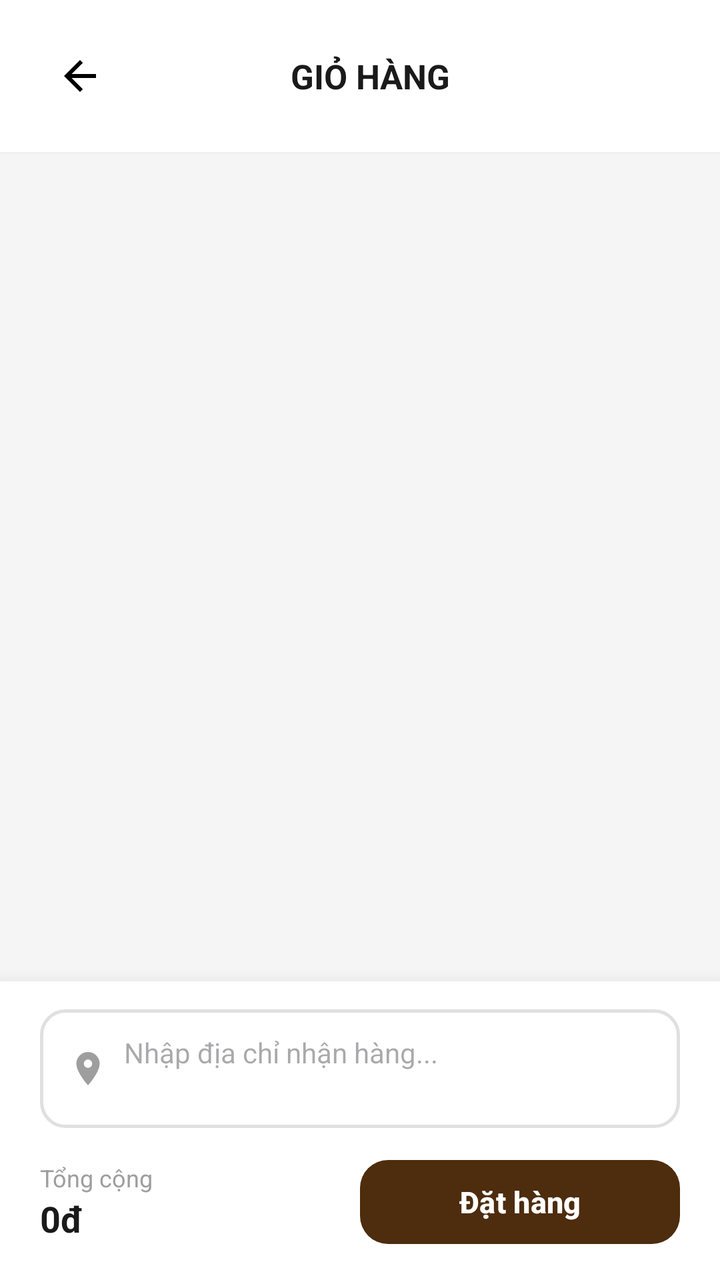
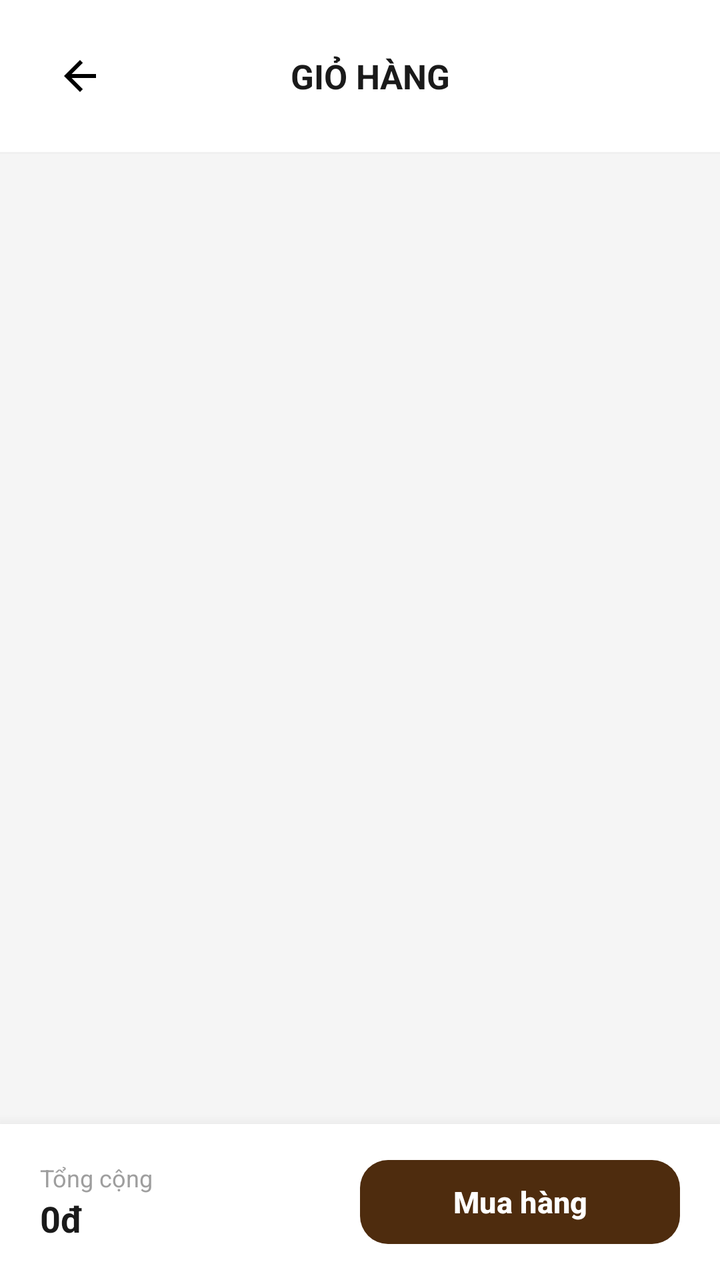

An Android layout rendered at two revisions. The XML below is the earlier revision; the diff shows what the commit changed to produce the second picture.
<!-- AndroidManifest.xml: application theme Theme.CuoiKi2 -->
<!-- res/layout/activity_cart.xml -->
<?xml version="1.0" encoding="utf-8"?>
<LinearLayout xmlns:android="http://schemas.android.com/apk/res/android"
    xmlns:app="http://schemas.android.com/apk/res-auto"
    android:layout_width="match_parent"
    android:layout_height="match_parent"
    android:orientation="vertical"
    android:background="#FFF5F5F5">

    
    <LinearLayout
        android:layout_width="match_parent"
        android:layout_height="wrap_content"
        android:background="@android:color/white"
        android:orientation="horizontal"
        android:paddingHorizontal="16dp"
        android:paddingVertical="14dp"
        android:gravity="center_vertical">
        <ImageButton
            android:id="@+id/btn_back"
            android:layout_width="48dp"
            android:layout_height="48dp"
            android:background="@drawable/bg_circle_white"
            android:src="@drawable/ic_back"
            android:padding="8dp"
            android:contentDescription="Quay lại" />
        <TextView
            android:layout_width="0dp"
            android:layout_height="wrap_content"
            android:layout_weight="1"
            android:text="GIỎ HÀNG"
            android:textSize="17sp"
            android:textStyle="bold"
            android:textColor="#1A1A1A"
            android:gravity="center" />
        <View android:layout_width="38dp" android:layout_height="38dp" />
    </LinearLayout>

    <View android:layout_width="match_parent" android:layout_height="1dp" android:background="#F0F0F0" />

    
    <LinearLayout
        android:id="@+id/layout_empty"
        android:layout_width="match_parent"
        android:layout_height="0dp"
        android:layout_weight="1"
        android:orientation="vertical"
        android:gravity="center"
        android:visibility="gone">
        <TextView android:layout_width="wrap_content" android:layout_height="wrap_content"
            android:text="@string/emoji_cart" android:textSize="48sp" />
        <TextView android:layout_width="wrap_content" android:layout_height="wrap_content"
            android:layout_marginTop="12dp"
            android:text="Giỏ hàng trống"
            android:textSize="16sp" android:textColor="#9E9E9E" android:textStyle="bold" />
        <TextView android:layout_width="wrap_content" android:layout_height="wrap_content"
            android:text="Hãy thêm sản phẩm yêu thích!"
            android:textSize="13sp" android:textColor="#BDBDBD" />
    </LinearLayout>

    <androidx.recyclerview.widget.RecyclerView
        android:id="@+id/rv_cart"
        android:layout_width="match_parent"
        android:layout_height="0dp"
        android:layout_weight="1"
        android:padding="12dp"
        android:clipToPadding="false" />

    
    <LinearLayout
        android:layout_width="match_parent"
        android:layout_height="wrap_content"
        android:background="@android:color/white"
        android:orientation="vertical"
        android:paddingHorizontal="20dp"
        android:paddingVertical="14dp"
        android:elevation="12dp">

        <LinearLayout
            android:layout_width="match_parent"
            android:layout_height="wrap_content"
            android:orientation="horizontal"
            android:gravity="center_vertical"
            android:background="@drawable/bg_address_field"
            android:paddingHorizontal="14dp"
            android:paddingVertical="12dp">
            <ImageView
                android:layout_width="20dp"
                android:layout_height="20dp"
                android:src="@drawable/ic_location"
                app:tint="@color/tint_gray"
                android:contentDescription="Địa chỉ" />
            <EditText
                android:id="@+id/et_address"
                android:layout_width="0dp"
                android:layout_height="wrap_content"
                android:layout_weight="1"
                android:layout_marginStart="8dp"
                android:hint="Nhập địa chỉ nhận hàng..."
                android:textSize="14sp"
                android:background="@null"
                android:minLines="2"
                android:gravity="top"
                android:inputType="textMultiLine" />
        </LinearLayout>

        <LinearLayout
            android:layout_width="match_parent"
            android:layout_height="wrap_content"
            android:layout_marginTop="12dp"
            android:orientation="horizontal"
            android:gravity="center_vertical">
            <LinearLayout
                android:layout_width="0dp"
                android:layout_height="wrap_content"
                android:layout_weight="1"
                android:orientation="vertical">
                <TextView
                    android:layout_width="wrap_content"
                    android:layout_height="wrap_content"
                    android:text="Tổng cộng"
                    android:textSize="12sp"
                    android:textColor="#9E9E9E" />
                <TextView
                    android:id="@+id/tv_total"
                    android:layout_width="wrap_content"
                    android:layout_height="wrap_content"
                    android:text="0đ"
                    android:textSize="18sp"
                    android:textStyle="bold"
                    android:textColor="#1A1A1A" />
            </LinearLayout>
            <com.google.android.material.button.MaterialButton
                android:id="@+id/btn_order"
                android:layout_width="wrap_content"
                android:layout_height="50dp"
                android:minWidth="160dp"
                android:text="Đặt hàng"
                android:textSize="15sp"
                android:textStyle="bold"
                app:cornerRadius="14dp"
                app:backgroundTint="#4E2C0E" />
        </LinearLayout>
    </LinearLayout>
</LinearLayout>
<!-- resources referenced by this layout -->
<resources>
  <color name="tint_gray">#9E9E9E</color>
  <!-- drawable bg_address_field (drawable) -->
  <?xml version="1.0" encoding="utf-8"?>
  <shape xmlns:android="http://schemas.android.com/apk/res/android" android:shape="rectangle">
      <stroke android:width="1.5dp" android:color="#E0E0E0" />
      <corners android:radius="12dp" />
      <solid android:color="@android:color/white" />
  </shape>
  <!-- drawable bg_circle_white (drawable) -->
  <?xml version="1.0" encoding="utf-8"?>
  <shape xmlns:android="http://schemas.android.com/apk/res/android" android:shape="oval">
      <solid android:color="@android:color/white" />
  </shape>
  <!-- drawable ic_back (drawable) -->
  <?xml version="1.0" encoding="utf-8"?>
  <vector xmlns:android="http://schemas.android.com/apk/res/android"
      android:width="24dp" android:height="24dp" android:viewportWidth="24" android:viewportHeight="24">
      <path android:fillColor="#FF000000"
          android:pathData="M20,11H7.83l5.59,-5.59L12,4l-8,8 8,8 1.41,-1.41L7.83,13H20v-2z"/>
  </vector>
  <!-- drawable ic_location (drawable) -->
  <?xml version="1.0" encoding="utf-8"?>
  <vector xmlns:android="http://schemas.android.com/apk/res/android"
      android:width="24dp" android:height="24dp" android:viewportWidth="24" android:viewportHeight="24">
      <path android:fillColor="#FF000000"
          android:pathData="M12,2C8.13,2 5,5.13 5,9c0,5.25 7,13 7,13s7,-7.75 7,-13c0,-3.87 -3.13,-7 -7,-7zM12,11.5c-1.38,0 -2.5,-1.12 -2.5,-2.5s1.12,-2.5 2.5,-2.5 2.5,1.12 2.5,2.5 -1.12,2.5 -2.5,2.5z"/>
  </vector>
  <string name="emoji_cart">☕</string>
  <style name="Theme.CuoiKi2" parent="Base.Theme.CuoiKi2" />
  <style name="Base.Theme.CuoiKi2" parent="Theme.Material3.DayNight.NoActionBar">
          
          
      </style>
</resources>

<!-- the commit's change to res/layout/activity_cart.xml (unified diff, before → after) -->
@@ -70,75 +70,43 @@
         android:layout_width="match_parent"
         android:layout_height="wrap_content"
         android:background="@android:color/white"
-        android:orientation="vertical"
+        android:orientation="horizontal"
         android:paddingHorizontal="20dp"
         android:paddingVertical="14dp"
+        android:gravity="center_vertical"
         android:elevation="12dp">
 
         <LinearLayout
-            android:layout_width="match_parent"
+            android:layout_width="0dp"
             android:layout_height="wrap_content"
-            android:orientation="horizontal"
-            android:gravity="center_vertical"
-            android:background="@drawable/bg_address_field"
-            android:paddingHorizontal="14dp"
-            android:paddingVertical="12dp">
-            <ImageView
-                android:layout_width="20dp"
-                android:layout_height="20dp"
-                android:src="@drawable/ic_location"
-                app:tint="@color/tint_gray"
-                android:contentDescription="Địa chỉ" />
-            <EditText
-                android:id="@+id/et_address"
-                android:layout_width="0dp"
+            android:layout_weight="1"
+            android:orientation="vertical">
+            <TextView
+                android:layout_width="wrap_content"
                 android:layout_height="wrap_content"
-                android:layout_weight="1"
-                android:layout_marginStart="8dp"
-                android:hint="Nhập địa chỉ nhận hàng..."
-                android:textSize="14sp"
-                android:background="@null"
-                android:minLines="2"
-                android:gravity="top"
-                android:inputType="textMultiLine" />
+                android:text="Tổng cộng"
+                android:textSize="12sp"
+                android:textColor="#9E9E9E" />
+            <TextView
+                android:id="@+id/tv_total"
+                android:layout_width="wrap_content"
+                android:layout_height="wrap_content"
+                android:text="0đ"
+                android:textSize="18sp"
+                android:textStyle="bold"
+                android:textColor="#1A1A1A" />
         </LinearLayout>
 
-        <LinearLayout
-            android:layout_width="match_parent"
-            android:layout_height="wrap_content"
-            android:layout_marginTop="12dp"
-            android:orientation="horizontal"
-            android:gravity="center_vertical">
-            <LinearLayout
-                android:layout_width="0dp"
-                android:layout_height="wrap_content"
-                android:layout_weight="1"
-                android:orientation="vertical">
-                <TextView
-                    android:layout_width="wrap_content"
-                    android:layout_height="wrap_content"
-                    android:text="Tổng cộng"
-                    android:textSize="12sp"
-                    android:textColor="#9E9E9E" />
-                <TextView
-                    android:id="@+id/tv_total"
-                    android:layout_width="wrap_content"
-                    android:layout_height="wrap_content"
-                    android:text="0đ"
-                    android:textSize="18sp"
-                    android:textStyle="bold"
-                    android:textColor="#1A1A1A" />
-            </LinearLayout>
-            <com.google.android.material.button.MaterialButton
-                android:id="@+id/btn_order"
-                android:layout_width="wrap_content"
-                android:layout_height="50dp"
-                android:minWidth="160dp"
-                android:text="Đặt hàng"
-                android:textSize="15sp"
-                android:textStyle="bold"
-                app:cornerRadius="14dp"
-                app:backgroundTint="#4E2C0E" />
-        </LinearLayout>
+        <com.google.android.material.button.MaterialButton
+            android:id="@+id/btn_order"
+            android:layout_width="wrap_content"
+            android:layout_height="50dp"
+            android:minWidth="160dp"
+            android:text="Mua hàng"
+            android:textSize="15sp"
+            android:textStyle="bold"
+            app:cornerRadius="14dp"
+            app:backgroundTint="#4E2C0E" />
+
     </LinearLayout>
 </LinearLayout>
<!-- resource entries referenced after the edit -->
@@ -1,13 +1,5 @@
 <!-- resources referenced by this layout -->
 <resources>
-  <color name="tint_gray">#9E9E9E</color>
-  <!-- drawable bg_address_field (drawable) -->
-  <?xml version="1.0" encoding="utf-8"?>
-  <shape xmlns:android="http://schemas.android.com/apk/res/android" android:shape="rectangle">
-      <stroke android:width="1.5dp" android:color="#E0E0E0" />
-      <corners android:radius="12dp" />
-      <solid android:color="@android:color/white" />
-  </shape>
   <!-- drawable bg_circle_white (drawable) -->
   <?xml version="1.0" encoding="utf-8"?>
   <shape xmlns:android="http://schemas.android.com/apk/res/android" android:shape="oval">
@@ -20,13 +12,6 @@
       <path android:fillColor="#FF000000"
           android:pathData="M20,11H7.83l5.59,-5.59L12,4l-8,8 8,8 1.41,-1.41L7.83,13H20v-2z"/>
   </vector>
-  <!-- drawable ic_location (drawable) -->
-  <?xml version="1.0" encoding="utf-8"?>
-  <vector xmlns:android="http://schemas.android.com/apk/res/android"
-      android:width="24dp" android:height="24dp" android:viewportWidth="24" android:viewportHeight="24">
-      <path android:fillColor="#FF000000"
-          android:pathData="M12,2C8.13,2 5,5.13 5,9c0,5.25 7,13 7,13s7,-7.75 7,-13c0,-3.87 -3.13,-7 -7,-7zM12,11.5c-1.38,0 -2.5,-1.12 -2.5,-2.5s1.12,-2.5 2.5,-2.5 2.5,1.12 2.5,2.5 -1.12,2.5 -2.5,2.5z"/>
-  </vector>
   <string name="emoji_cart">☕</string>
   <style name="Theme.CuoiKi2" parent="Base.Theme.CuoiKi2" />
   <style name="Base.Theme.CuoiKi2" parent="Theme.Material3.DayNight.NoActionBar">
